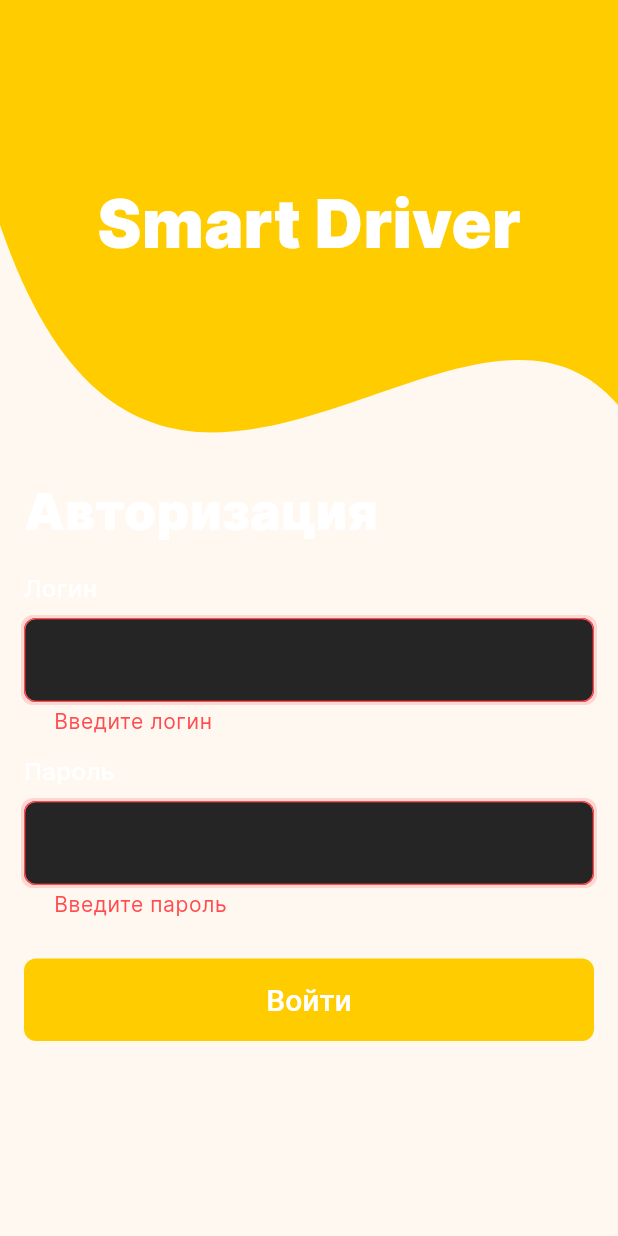
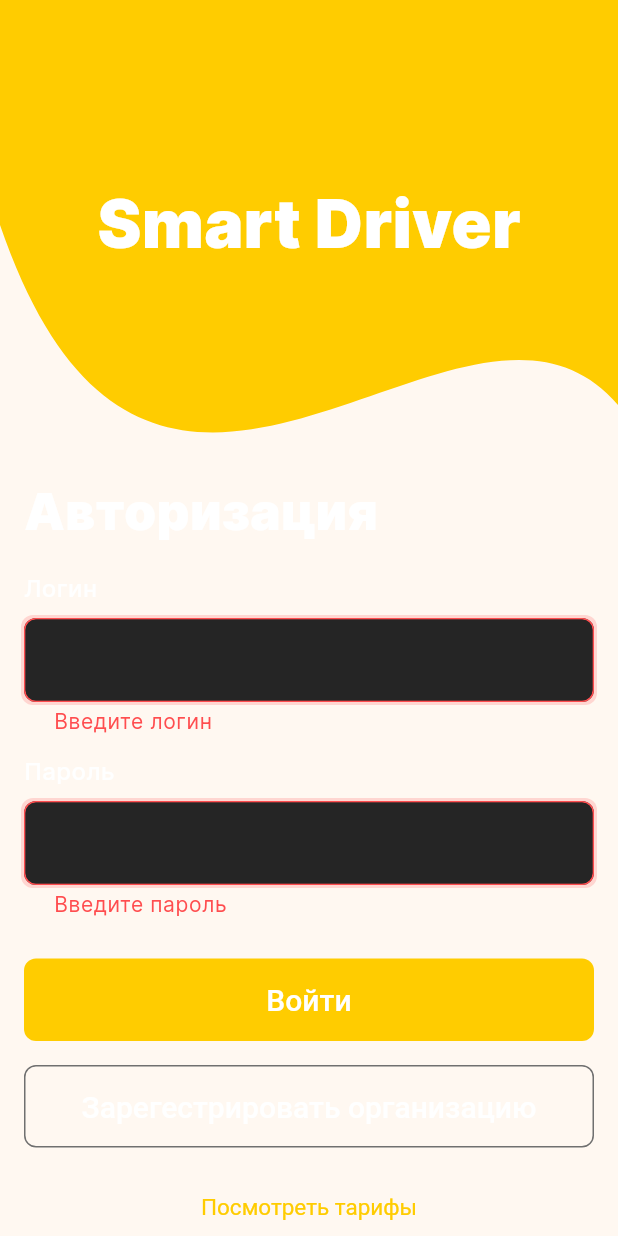
Before and after one commit to EbriusQuasimodo/smart_driver, a Flutter app: the screen it shows after launch, after a tap on "Войти", on a phone screen of 412 x 824 dp. Run offline on Flutter 3.47's test engine with Material 3 defaults, Android fonts, the phone set to English and light mode, and no system bars; our stand-ins replace dio, flutter_riverpod, freezed_annotation, go_router, isar, riverpod_annotation; accounts and stored records are empty; generated files the repository leaves out were written again.

```diff
--- a/lib/core/routing/routing.dart
+++ b/lib/core/routing/routing.dart
@@ -25,6 +25,7 @@ final goRouterProvider =  Provider.autoDispose<GoRouter>((ref) {
       navigatorKey: _rootNavigatorKey,
       redirect: (context, GoRouterState state) {
         final isLoggedIn = authRepository.currentUser != null;
+        print(isLoggedIn);
         if (isLoggedIn) {
           if (state.uri.toString() == '/') {
             return '/races';
@@ -50,6 +51,7 @@ final goRouterProvider =  Provider.autoDispose<GoRouter>((ref) {
       branches: [
 
         StatefulShellBranch(
+          navigatorKey: _shellNavigatorAKey,
           routes: [
             GoRoute(
               path: '/races',
@@ -58,6 +60,7 @@ final goRouterProvider =  Provider.autoDispose<GoRouter>((ref) {
           ],
         ),
         StatefulShellBranch(
+          navigatorKey: _shellNavigatorBKey,
           routes: [
             GoRoute(
               path: '/profile',
--- a/lib/core/styles/app_theme.dart
+++ b/lib/core/styles/app_theme.dart
@@ -2,12 +2,13 @@ import 'package:flutter/material.dart';
 import 'package:smart_driver/core/styles/colors.dart';
 import 'package:smart_driver/core/ui/decorated_input_border.dart';
 
-class AppTHemeData{
-ThemeData themeData(BuildContext context){
+class AppTHemeData {
+  ThemeData themeData(BuildContext context) {
     return ThemeData(
         useMaterial3: true,
         fontFamily: 'Inter',
-    colorScheme: ColorScheme.fromSeed(seedColor: AppColors.yellow, background: AppColors.bgBlack),
+        colorScheme: ColorScheme.fromSeed(
+            seedColor: AppColors.yellow, background: AppColors.bgBlack),
         inputDecorationTheme: InputDecorationTheme(
           fillColor: AppColors.bgBlack,
           filled: true,
@@ -15,10 +16,10 @@ ThemeData themeData(BuildContext context){
           isDense: true,
           errorMaxLines: 4,
           hoverColor: Colors.transparent,
-
           contentPadding:
               const EdgeInsets.symmetric(horizontal: 16, vertical: 16),
-        hintStyle: TextStyle(color: AppColors.darkGray, fontWeight: FontWeight.w400),
+          hintStyle:
+              TextStyle(color: AppColors.darkGray, fontWeight: FontWeight.w400),
           border: OutlineInputBorder(
             borderSide: BorderSide(color: AppColors.darkestGray),
             borderRadius: BorderRadius.circular(8),
@@ -63,14 +64,14 @@ ThemeData themeData(BuildContext context){
             ),
           ),
           errorStyle: TextStyle(
-
             color: AppColors.red,
             decorationColor: AppColors.red,
             fontWeight: FontWeight.w400,
             fontSize: 14,
           ),
         ),
-    iconButtonTheme: IconButtonThemeData(style: IconButton.styleFrom(
+        iconButtonTheme: IconButtonThemeData(
+            style: IconButton.styleFrom(
           foregroundColor: AppColors.white,
           backgroundColor: Colors.transparent,
           hoverColor: Colors.transparent,
@@ -80,7 +81,6 @@ ThemeData themeData(BuildContext context){
             borderRadius: BorderRadius.circular(8),
           ),
         ).copyWith(
-
           overlayColor: MaterialStatePropertyAll(Colors.transparent),
           side: MaterialStateProperty.resolveWith<BorderSide?>(
               (Set<MaterialState> states) {
@@ -88,20 +88,22 @@ ThemeData themeData(BuildContext context){
               return BorderSide(color: AppColors.white);
             }
 
-                return BorderSide(color: AppColors.darkestGray);;
+            return BorderSide(color: AppColors.darkestGray);
+            ;
           }),
         )),
-    elevatedButtonTheme: ElevatedButtonThemeData(style: ElevatedButton.styleFrom(
+        elevatedButtonTheme: ElevatedButtonThemeData(
+            style: ElevatedButton.styleFrom(
           shadowColor: Colors.transparent,
-                padding:
-                    const EdgeInsets.symmetric(horizontal: 16, vertical: 16),
+          padding: const EdgeInsets.symmetric(horizontal: 16, vertical: 16),
           elevation: 0,
           shape: RoundedRectangleBorder(
             borderRadius: BorderRadius.circular(8),
           ),
-                textStyle: TextStyle(fontSize: 20,fontWeight: FontWeight.w500),
+          textStyle: TextStyle(fontSize: 20, fontWeight: FontWeight.w500),
           foregroundColor: AppColors.white,
-    ).copyWith( backgroundColor: MaterialStateProperty.resolveWith<Color?>(
+        ).copyWith(
+          backgroundColor: MaterialStateProperty.resolveWith<Color?>(
               (Set<MaterialState> states) {
             if (states.contains(MaterialState.pressed)) {
               return AppColors.pressedYellow;
@@ -116,7 +118,8 @@ ThemeData themeData(BuildContext context){
             }
 
             return AppColors.yellow;
-          }),)),
+          }),
+        )),
         outlinedButtonTheme: OutlinedButtonThemeData(
             style: OutlinedButton.styleFrom(
           backgroundColor: Colors.transparent,
@@ -125,7 +128,7 @@ ThemeData themeData(BuildContext context){
           shape: RoundedRectangleBorder(
             borderRadius: BorderRadius.circular(8),
           ),
-         textStyle: TextStyle(fontSize: 20,fontWeight: FontWeight.w500),
+          textStyle: TextStyle(fontSize: 20, fontWeight: FontWeight.w500),
           foregroundColor: AppColors.white,
         ).copyWith(
           overlayColor: MaterialStatePropertyAll(Colors.transparent),
@@ -135,9 +138,35 @@ ThemeData themeData(BuildContext context){
               return BorderSide(color: AppColors.white);
             }
 
-                return BorderSide(color: AppColors.darkestGray);;
+            return BorderSide(color: AppColors.darkestGray);
           }),
         )),
-  );
+        textButtonTheme: TextButtonThemeData(
+            style: TextButton.styleFrom(
+          foregroundColor: AppColors.yellow,
+          padding: EdgeInsets.symmetric(vertical: 4, horizontal: 8),
+          textStyle: TextStyle(fontSize: 15, fontWeight: FontWeight.w400),
+          shape: RoundedRectangleBorder(
+            borderRadius: BorderRadius.circular(8),
+          ),
+          shadowColor: Colors.transparent,
+        ).copyWith(
+          overlayColor: MaterialStateProperty.resolveWith<Color?>(
+              (Set<MaterialState> states) {
+            if (states.contains(MaterialState.pressed)) {
+              return AppColors.black;
+            }
+
+            return Colors.transparent;
+          }),
+          backgroundColor: MaterialStateProperty.resolveWith<Color?>(
+              (Set<MaterialState> states) {
+            if (states.contains(MaterialState.pressed)) {
+              return AppColors.black;
+            }
+
+            return Colors.transparent;
+          }),
+        )));
   }
 }
--- a/lib/features/auth/presentation/auth_screen.dart
+++ b/lib/features/auth/presentation/auth_screen.dart
@@ -13,9 +13,9 @@ class AuthScreen extends ConsumerWidget {
   TextEditingController passwordController = TextEditingController();
   @override
   Widget build(BuildContext context, WidgetRef ref) {
-     ref.listen<AsyncValue>(
+    ref.listen<AsyncValue>(
       loginScreenControllerProvider,
-          (_, state) {
+      (_, state) {
         if (!state.isLoading && state.hasError) {
           ScaffoldMessenger.of(context).showSnackBar(
             SnackBar(content: Text(state.error.toString())),
@@ -124,13 +124,28 @@ class AuthScreen extends ConsumerWidget {
                 child: ElevatedButton(
                     onPressed: () {
                       if (formGlobalKey.currentState!.validate()) {
-                        print('klsjdfklsdf');
-                        ref.read(loginScreenControllerProvider.notifier).signInAnonymously(
-                          'admin', 'admin', '1');
+                        ref
+                            .read(loginScreenControllerProvider.notifier)
+                            .signInAnonymously(loginController.text,
+                                passwordController.text, '1');
                       }
                     },
                     child: Text('Войти')),
-              )
+              ),
+              Container(
+                  width: double.infinity,
+                  margin:
+                      const EdgeInsets.only(left: 16.0, right: 16, bottom: 16),
+                  child: OutlinedButton(
+                      onPressed: () {},
+                      child: Text('Зарегестрировать организацию'))),
+
+              Container(
+                  alignment: Alignment.center,
+                  margin:
+                      const EdgeInsets.only(left: 16.0, right: 16, bottom: 16),
+                  child: TextButton(
+                      onPressed: () {}, child: Text('Посмотреть тарифы')))
             ],
           ),
         ),
```
Also changed, not shown: lib/features/auth/data/fake_auth_repository.dart (+25 -3 lines). Lines whose indentation alone changed are shown as unchanged.
